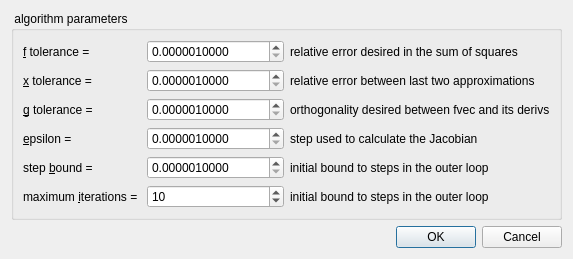
Above: plugins/fitalgorithm_fit_lmfit/qffitalgorithmlmfitconfig.ui from jkriege2/QuickFit3 before the change. Below: the same form after it.
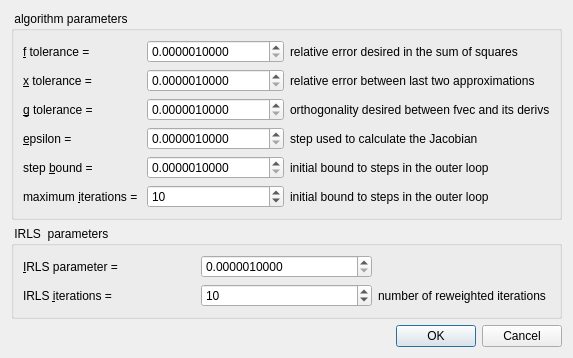
That is the form after the change.

Diff of the .ui file:
```diff
--- a/plugins/fitalgorithm_fit_lmfit/qffitalgorithmlmfitconfig.ui
+++ b/plugins/fitalgorithm_fit_lmfit/qffitalgorithmlmfitconfig.ui
@@ -6,8 +6,8 @@
    <rect>
     <x>0</x>
     <y>0</y>
-    <width>524</width>
-    <height>236</height>
+    <width>530</width>
+    <height>342</height>
    </rect>
   </property>
   <property name="windowTitle">
@@ -234,6 +234,81 @@
      </layout>
     </widget>
    </item>
+   <item>
+    <widget class="QGroupBox" name="grpIRLS">
+     <property name="title">
+      <string> IRLS  parameters </string>
+     </property>
+     <layout class="QGridLayout" name="gridLayout_2">
+      <item row="0" column="0">
+       <widget class="QLabel" name="label_15">
+        <property name="text">
+         <string>&amp;IRLS parameter = </string>
+        </property>
+        <property name="buddy">
+         <cstring>spinStepbound</cstring>
+        </property>
+       </widget>
+      </item>
+      <item row="0" column="1">
+       <widget class="QDoubleSpinBox" name="spinIRLSParameter">
+        <property name="frame">
+         <bool>true</bool>
+        </property>
+        <property name="decimals">
+         <number>10</number>
+        </property>
+        <property name="minimum">
+         <double>0.000001000000000</double>
+        </property>
+        <property name="maximum">
+         <double>100000000.000000000000000</double>
+        </property>
+       </widget>
+      </item>
+      <item row="0" column="2">
+       <widget class="QLabel" name="label_13">
+        <property name="text">
+         <string/>
+        </property>
+       </widget>
+      </item>
+      <item row="1" column="0">
+       <widget class="QLabel" name="label_16">
+        <property name="text">
+         <string>IRLS &amp;iterations = </string>
+        </property>
+        <property name="buddy">
+         <cstring>spinIterations</cstring>
+        </property>
+       </widget>
+      </item>
+      <item row="1" column="1">
+       <widget class="QSpinBox" name="spinIRLSIterations">
+        <property name="minimum">
+         <number>1</number>
+        </property>
+        <property name="maximum">
+         <number>100000</number>
+        </property>
+        <property name="singleStep">
+         <number>10</number>
+        </property>
+        <property name="value">
+         <number>10</number>
+        </property>
+       </widget>
+      </item>
+      <item row="1" column="2">
+       <widget class="QLabel" name="label_14">
+        <property name="text">
+         <string>number of reweighted iterations</string>
+        </property>
+       </widget>
+      </item>
+     </layout>
+    </widget>
+   </item>
    <item>
     <spacer name="verticalSpacer">
      <property name="orientation">
```
